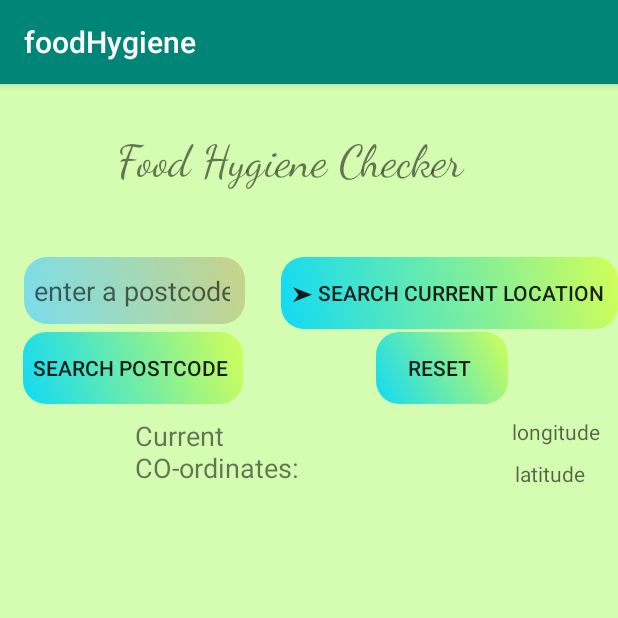
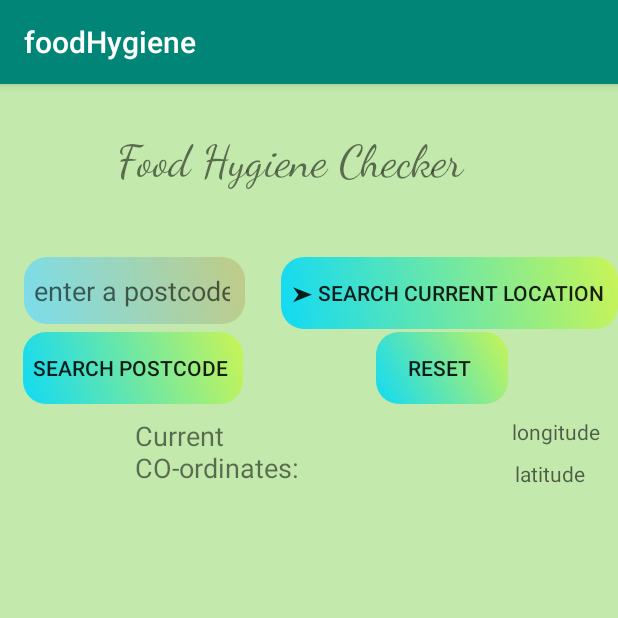
Before and after one commit to khaled-muwahed/food-hygiene-java-app, an Android app: the screen it shows after launch (MainActivity), on a phone screen of 412 x 824 dp, the top half of it. Run offline under Robolectric (Android 15) with nearby library versions, the phone set to English and light mode, and no system bars; Roboto replaces fonts that are not available here.

```diff
--- a/app/src/main/res/layout/activity_main.xml
+++ b/app/src/main/res/layout/activity_main.xml
@@ -4,7 +4,7 @@
     xmlns:tools="http://schemas.android.com/tools"
     android:layout_width="match_parent"
     android:layout_height="match_parent"
-    android:background="#D5FDB1"
+    android:background="#C3E9AC"
     tools:context=".MainActivity">
 
     <Button
```
Also changed, not shown: app/src/main/java/com/example/foodhygiene/HygieneWebServiceClient.java (+6 -2 lines), app/src/main/java/com/example/foodhygiene/Restaurant.java (+9 -0 lines).
